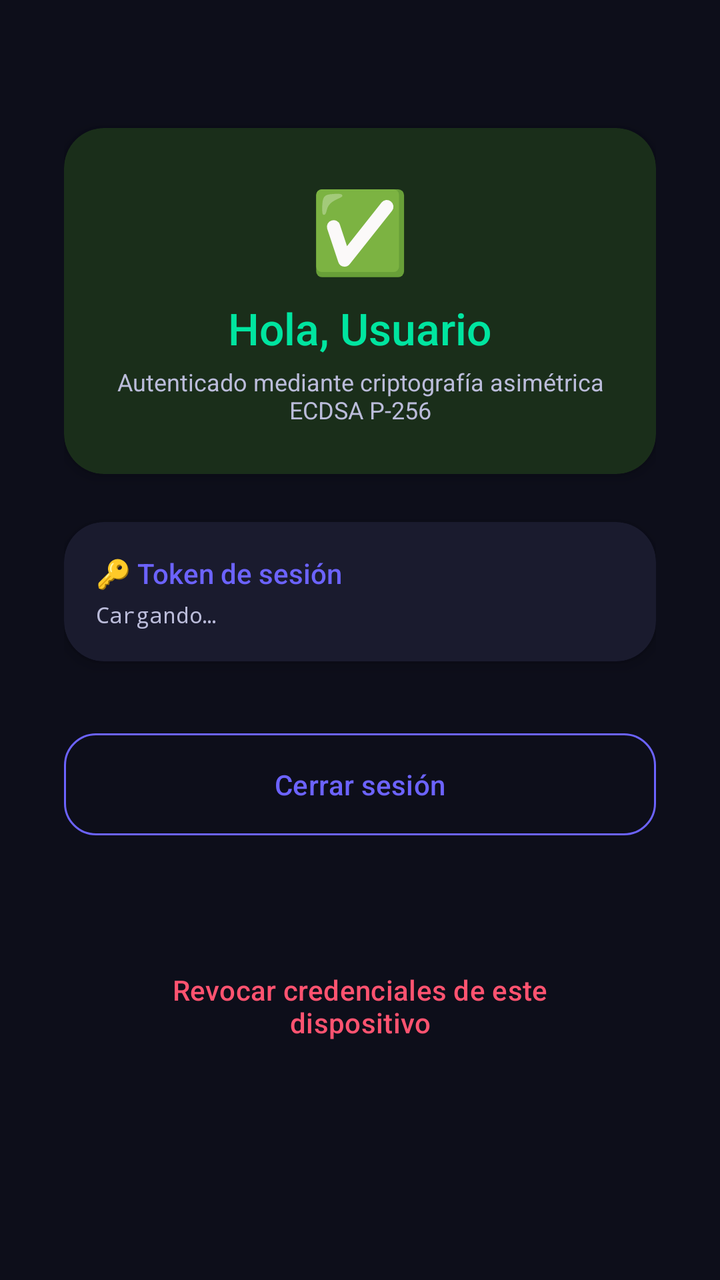
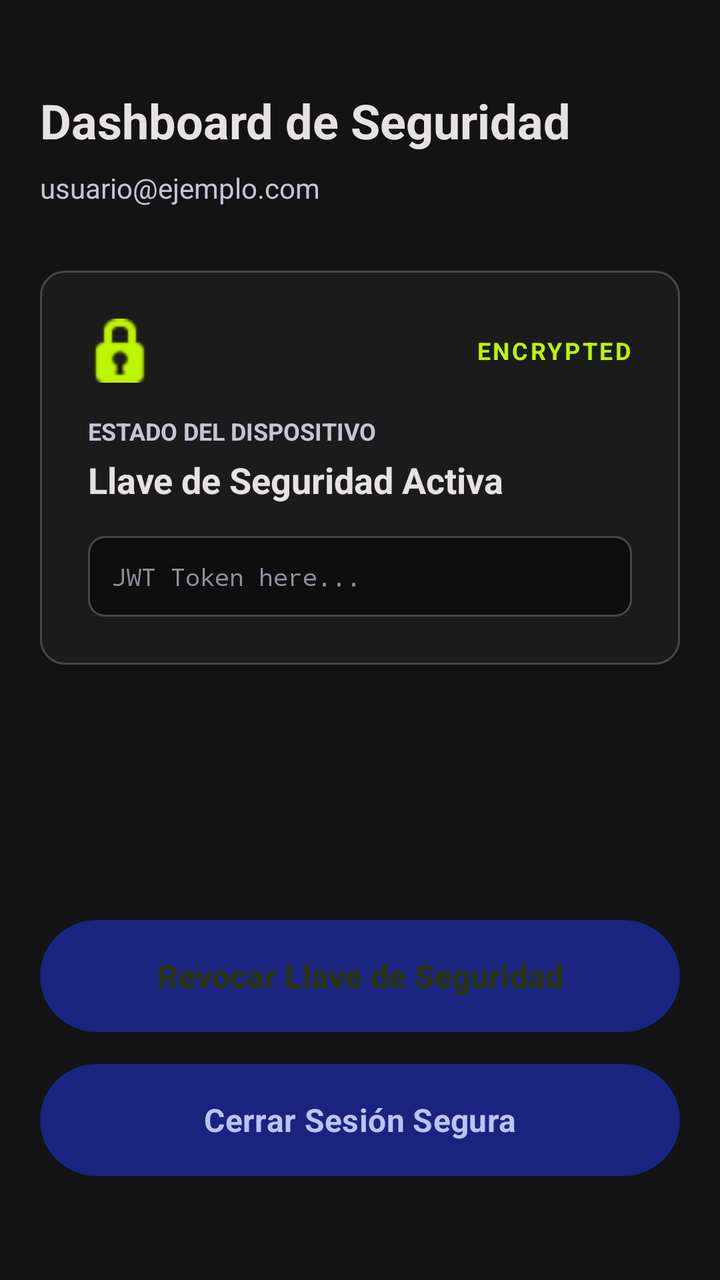

The first picture is an Android layout as it rendered before a commit; the second is the same layout after the commit. The layout source and the unified diff follow.
<!-- AndroidManifest.xml: application theme Theme.PasswordlessApp -->
<!-- res/layout/fragment_home.xml -->
<?xml version="1.0" encoding="utf-8"?>
<ScrollView
    xmlns:android="http://schemas.android.com/apk/res/android"
    xmlns:app="http://schemas.android.com/apk/res-auto"
    android:layout_width="match_parent"
    android:layout_height="match_parent"
    android:background="@color/color_background"
    android:fillViewport="true">

    <androidx.constraintlayout.widget.ConstraintLayout
        android:layout_width="match_parent"
        android:layout_height="wrap_content"
        android:padding="@dimen/spacing_xl">

        
        <com.google.android.material.card.MaterialCardView
            android:id="@+id/card_success"
            style="@style/Widget.App.Card"
            android:layout_width="0dp"
            android:layout_height="wrap_content"
            android:layout_marginTop="@dimen/spacing_xl"
            app:cardBackgroundColor="#1A2E1A"
            app:layout_constraintTop_toTopOf="parent"
            app:layout_constraintStart_toStartOf="parent"
            app:layout_constraintEnd_toEndOf="parent">

            <LinearLayout
                android:layout_width="match_parent"
                android:layout_height="wrap_content"
                android:orientation="vertical"
                android:padding="@dimen/spacing_lg"
                android:gravity="center">

                <TextView
                    android:layout_width="wrap_content"
                    android:layout_height="wrap_content"
                    android:text="✅"
                    android:textSize="40sp" />

                <TextView
                    android:id="@+id/tv_welcome"
                    android:layout_width="wrap_content"
                    android:layout_height="wrap_content"
                    android:text="Hola, Usuario"
                    android:textColor="@color/color_success"
                    android:textSize="22sp"
                    android:fontFamily="sans-serif-medium"
                    android:layout_marginTop="@dimen/spacing_sm" />

                <TextView
                    android:layout_width="wrap_content"
                    android:layout_height="wrap_content"
                    android:text="@string/session_info"
                    android:textColor="@color/color_on_surface"
                    android:textSize="@dimen/text_caption"
                    android:textAlignment="center"
                    android:layout_marginTop="@dimen/spacing_xs" />
            </LinearLayout>
        </com.google.android.material.card.MaterialCardView>

        
        <com.google.android.material.card.MaterialCardView
            android:id="@+id/card_token"
            style="@style/Widget.App.Card"
            android:layout_width="0dp"
            android:layout_height="wrap_content"
            android:layout_marginTop="@dimen/spacing_lg"
            app:layout_constraintTop_toBottomOf="@id/card_success"
            app:layout_constraintStart_toStartOf="parent"
            app:layout_constraintEnd_toEndOf="parent">

            <LinearLayout
                android:layout_width="match_parent"
                android:layout_height="wrap_content"
                android:orientation="vertical"
                android:padding="@dimen/spacing_md">

                <TextView
                    android:layout_width="wrap_content"
                    android:layout_height="wrap_content"
                    android:text="🔑 Token de sesión"
                    android:textColor="@color/color_primary"
                    android:textSize="@dimen/text_body"
                    android:fontFamily="sans-serif-medium" />

                <TextView
                    android:id="@+id/tv_token"
                    android:layout_width="match_parent"
                    android:layout_height="wrap_content"
                    android:text="Cargando…"
                    android:textColor="@color/color_on_surface"
                    android:textSize="11sp"
                    android:fontFamily="monospace"
                    android:layout_marginTop="@dimen/spacing_xs" />
            </LinearLayout>
        </com.google.android.material.card.MaterialCardView>

        
        <Button
            android:id="@+id/btn_logout"
            style="@style/Widget.App.Button.Secondary"
            android:layout_width="0dp"
            android:layout_height="wrap_content"
            android:text="@string/btn_logout"
            android:layout_marginTop="@dimen/spacing_xl"
            app:layout_constraintTop_toBottomOf="@id/card_token"
            app:layout_constraintStart_toStartOf="parent"
            app:layout_constraintEnd_toEndOf="parent" />

        
        <Button
            android:id="@+id/btn_revoke"
            android:layout_width="0dp"
            android:layout_height="wrap_content"
            android:text="@string/btn_revoke"
            android:textColor="@color/color_error"
            android:backgroundTint="@android:color/transparent"
            android:layout_marginTop="@dimen/spacing_sm"
            android:layout_marginBottom="@dimen/spacing_xl"
            app:layout_constraintTop_toBottomOf="@id/btn_logout"
            app:layout_constraintStart_toStartOf="parent"
            app:layout_constraintEnd_toEndOf="parent"
            app:layout_constraintBottom_toBottomOf="parent" />

    </androidx.constraintlayout.widget.ConstraintLayout>
</ScrollView>
<!-- resources referenced by this layout -->
<resources>
  <color name="color_background">#0D0E1A</color>
  <color name="color_error">#FF5370</color>
  <color name="color_on_surface">#BBBCDA</color>
  <color name="color_primary">#6C63FF</color>
  <color name="color_success">#00E5A0</color>
  <dimen name="spacing_lg">24dp</dimen>
  <dimen name="spacing_md">16dp</dimen>
  <dimen name="spacing_sm">8dp</dimen>
  <dimen name="spacing_xl">32dp</dimen>
  <dimen name="spacing_xs">4dp</dimen>
  <dimen name="text_body">14sp</dimen>
  <dimen name="text_caption">12sp</dimen>
  <string name="btn_logout">Cerrar sesión</string>
  <string name="btn_revoke">Revocar credenciales de este dispositivo</string>
  <string name="session_info">Autenticado mediante criptografía asimétrica ECDSA P-256</string>
  <style name="Widget.App.Button.Secondary" parent="Widget.Material3.Button.OutlinedButton">
          <item name="android:textColor">@color/color_primary</item>
          <item name="strokeColor">@color/color_primary</item>
          <item name="cornerRadius">16dp</item>
          <item name="android:paddingTop">16dp</item>
          <item name="android:paddingBottom">16dp</item>
      </style>
  <style name="Widget.App.Card" parent="Widget.Material3.CardView.Elevated">
          <item name="cardBackgroundColor">@color/color_card</item>
          <item name="cardCornerRadius">20dp</item>
          <item name="cardElevation">4dp</item>
      </style>
  <style name="Theme.PasswordlessApp" parent="Theme.Material3.Dark.NoActionBar">
          <item name="colorPrimary">@color/color_primary</item>
          <item name="colorPrimaryVariant">@color/color_primary_variant</item>
          <item name="colorSecondary">@color/color_secondary</item>
          <item name="colorSecondaryVariant">@color/color_secondary_variant</item>
          <item name="android:colorBackground">@color/color_background</item>
          <item name="colorSurface">@color/color_surface</item>
          <item name="colorOnPrimary">@color/color_on_primary</item>
          <item name="colorOnBackground">@color/color_on_background</item>
          <item name="colorOnSurface">@color/color_on_surface</item>
          <item name="colorError">@color/color_error</item>
          <item name="android:statusBarColor">@color/color_background</item>
          <item name="android:navigationBarColor">@color/color_background</item>
          <item name="android:windowLightStatusBar">false</item>
      </style>
  <color name="color_card">#1A1B2E</color>
  <color name="color_primary_variant">#4B44CC</color>
  <color name="color_secondary">#03DAC6</color>
  <color name="color_secondary_variant">#018786</color>
  <color name="color_surface">#161728</color>
  <color name="color_on_primary">#FFFFFF</color>
  <color name="color_on_background">#EAEAF5</color>
</resources>

<!-- the commit's change to res/layout/fragment_home.xml (unified diff, before → after) -->
@@ -1,126 +1,133 @@
 <?xml version="1.0" encoding="utf-8"?>
-<ScrollView
-    xmlns:android="http://schemas.android.com/apk/res/android"
+<androidx.constraintlayout.widget.ConstraintLayout xmlns:android="http://schemas.android.com/apk/res/android"
     xmlns:app="http://schemas.android.com/apk/res-auto"
+    xmlns:tools="http://schemas.android.com/tools"
     android:layout_width="match_parent"
     android:layout_height="match_parent"
-    android:background="@color/color_background"
-    android:fillViewport="true">
+    android:background="@color/vault_background"
+    android:padding="20dp"
+    tools:context=".ui.home.HomeFragment">
 
-    <androidx.constraintlayout.widget.ConstraintLayout
-        android:layout_width="match_parent"
+    
+    <TextView
+        android:id="@+id/tvTitle"
+        android:layout_width="wrap_content"
         android:layout_height="wrap_content"
-        android:padding="@dimen/spacing_xl">
+        android:layout_marginTop="24dp"
+        android:text="Dashboard de Seguridad"
+        android:textColor="@color/vault_on_surface"
+        android:textSize="24sp"
+        android:textStyle="bold"
+        app:layout_constraintStart_toStartOf="parent"
+        app:layout_constraintTop_toTopOf="parent" />
 
-        
-        <com.google.android.material.card.MaterialCardView
-            android:id="@+id/card_success"
-            style="@style/Widget.App.Card"
-            android:layout_width="0dp"
+    <TextView
+        android:id="@+id/tvUserEmail"
+        android:layout_width="wrap_content"
+        android:layout_height="wrap_content"
+        android:layout_marginTop="8dp"
+        android:text="usuario@ejemplo.com"
+        android:textColor="@color/vault_on_surface_variant"
+        android:textSize="14sp"
+        app:layout_constraintStart_toStartOf="parent"
+        app:layout_constraintTop_toBottomOf="@id/tvTitle" />
+
+    
+    <LinearLayout
+        android:id="@+id/cardStatus"
+        android:layout_width="0dp"
+        android:layout_height="wrap_content"
+        android:layout_marginTop="32dp"
+        android:background="@drawable/bg_vault_card"
+        android:orientation="vertical"
+        android:padding="24dp"
+        app:layout_constraintEnd_toEndOf="parent"
+        app:layout_constraintStart_toStartOf="parent"
+        app:layout_constraintTop_toBottomOf="@id/tvUserEmail">
+
+        <RelativeLayout
+            android:layout_width="match_parent"
             android:layout_height="wrap_content"
-            android:layout_marginTop="@dimen/spacing_xl"
-            app:cardBackgroundColor="#1A2E1A"
-            app:layout_constraintTop_toTopOf="parent"
-            app:layout_constraintStart_toStartOf="parent"
-            app:layout_constraintEnd_toEndOf="parent">
+            android:layout_marginBottom="16dp">
+            
+            <ImageView
+                android:layout_width="32dp"
+                android:layout_height="32dp"
+                android:layout_alignParentStart="true"
+                android:src="@android:drawable/ic_secure"
+                app:tint="@color/vault_accent" />
 
-            <LinearLayout
-                android:layout_width="match_parent"
+            <TextView
+                android:layout_width="wrap_content"
                 android:layout_height="wrap_content"
-                android:orientation="vertical"
-                android:padding="@dimen/spacing_lg"
-                android:gravity="center">
+                android:layout_alignParentEnd="true"
+                android:layout_centerVertical="true"
+                android:text="ENCRYPTED"
+                android:textColor="@color/vault_accent"
+                android:textSize="12sp"
+                android:textStyle="bold"
+                android:letterSpacing="0.1" />
+        </RelativeLayout>
 
-                <TextView
-                    android:layout_width="wrap_content"
-                    android:layout_height="wrap_content"
-                    android:text="✅"
-                    android:textSize="40sp" />
+        <TextView
+            android:layout_width="wrap_content"
+            android:layout_height="wrap_content"
+            android:text="ESTADO DEL DISPOSITIVO"
+            android:textColor="@color/vault_on_surface_variant"
+            android:textSize="12sp"
+            android:textStyle="bold"
+            android:layout_marginBottom="4dp" />
 
-                <TextView
-                    android:id="@+id/tv_welcome"
-                    android:layout_width="wrap_content"
-                    android:layout_height="wrap_content"
-                    android:text="Hola, Usuario"
-                    android:textColor="@color/color_success"
-                    android:textSize="22sp"
-                    android:fontFamily="sans-serif-medium"
-                    android:layout_marginTop="@dimen/spacing_sm" />
+        <TextView
+            android:layout_width="wrap_content"
+            android:layout_height="wrap_content"
+            android:text="Llave de Seguridad Activa"
+            android:textColor="@color/vault_on_surface"
+            android:textSize="18sp"
+            android:textStyle="bold" />
+            
+        <TextView
+            android:id="@+id/tvJwtToken"
+            android:layout_width="match_parent"
+            android:layout_height="wrap_content"
+            android:layout_marginTop="16dp"
+            android:background="@drawable/bg_vault_input"
+            android:padding="12dp"
+            android:text="JWT Token here..."
+            android:textColor="@color/vault_outline"
+            android:textSize="12sp"
+            android:fontFamily="monospace"
+            android:maxLines="3"
+            android:ellipsize="end" />
 
-                <TextView
-                    android:layout_width="wrap_content"
-                    android:layout_height="wrap_content"
-                    android:text="@string/session_info"
-                    android:textColor="@color/color_on_surface"
-                    android:textSize="@dimen/text_caption"
-                    android:textAlignment="center"
-                    android:layout_marginTop="@dimen/spacing_xs" />
-            </LinearLayout>
-        </com.google.android.material.card.MaterialCardView>
+    </LinearLayout>
 
-        
-        <com.google.android.material.card.MaterialCardView
-            android:id="@+id/card_token"
-            style="@style/Widget.App.Card"
-            android:layout_width="0dp"
-            android:layout_height="wrap_content"
-            android:layout_marginTop="@dimen/spacing_lg"
-            app:layout_constraintTop_toBottomOf="@id/card_success"
-            app:layout_constraintStart_toStartOf="parent"
-            app:layout_constraintEnd_toEndOf="parent">
+    <Button
+        android:id="@+id/btnRevoke"
+        android:layout_width="0dp"
+        android:layout_height="56dp"
+        android:layout_marginBottom="16dp"
+        android:background="@drawable/btn_vault_accent"
+        android:text="Revocar Llave de Seguridad"
+        android:textColor="@color/vault_on_accent"
+        android:textSize="16sp"
+        android:textStyle="bold"
+        app:layout_constraintBottom_toTopOf="@id/btnLogout"
+        app:layout_constraintEnd_toEndOf="parent"
+        app:layout_constraintStart_toStartOf="parent" />
 
-            <LinearLayout
-                android:layout_width="match_parent"
-                android:layout_height="wrap_content"
-                android:orientation="vertical"
-                android:padding="@dimen/spacing_md">
+    <Button
+        android:id="@+id/btnLogout"
+        android:layout_width="0dp"
+        android:layout_height="56dp"
+        android:layout_marginBottom="32dp"
+        android:background="@drawable/btn_vault_primary"
+        android:text="Cerrar Sesión Segura"
+        android:textColor="@color/vault_on_primary"
+        android:textSize="16sp"
+        android:textStyle="bold"
+        app:layout_constraintBottom_toBottomOf="parent"
+        app:layout_constraintEnd_toEndOf="parent"
+        app:layout_constraintStart_toStartOf="parent" />
 
-                <TextView
-                    android:layout_width="wrap_content"
-                    android:layout_height="wrap_content"
-                    android:text="🔑 Token de sesión"
-                    android:textColor="@color/color_primary"
-                    android:textSize="@dimen/text_body"
-                    android:fontFamily="sans-serif-medium" />
-
-                <TextView
-                    android:id="@+id/tv_token"
-                    android:layout_width="match_parent"
-                    android:layout_height="wrap_content"
-                    android:text="Cargando…"
-                    android:textColor="@color/color_on_surface"
-                    android:textSize="11sp"
-                    android:fontFamily="monospace"
-                    android:layout_marginTop="@dimen/spacing_xs" />
-            </LinearLayout>
-        </com.google.android.material.card.MaterialCardView>
-
-        
-        <Button
-            android:id="@+id/btn_logout"
-            style="@style/Widget.App.Button.Secondary"
-            android:layout_width="0dp"
-            android:layout_height="wrap_content"
-            android:text="@string/btn_logout"
-            android:layout_marginTop="@dimen/spacing_xl"
-            app:layout_constraintTop_toBottomOf="@id/card_token"
-            app:layout_constraintStart_toStartOf="parent"
-            app:layout_constraintEnd_toEndOf="parent" />
-
-        
-        <Button
-            android:id="@+id/btn_revoke"
-            android:layout_width="0dp"
-            android:layout_height="wrap_content"
-            android:text="@string/btn_revoke"
-            android:textColor="@color/color_error"
-            android:backgroundTint="@android:color/transparent"
-            android:layout_marginTop="@dimen/spacing_sm"
-            android:layout_marginBottom="@dimen/spacing_xl"
-            app:layout_constraintTop_toBottomOf="@id/btn_logout"
-            app:layout_constraintStart_toStartOf="parent"
-            app:layout_constraintEnd_toEndOf="parent"
-            app:layout_constraintBottom_toBottomOf="parent" />
-
-    </androidx.constraintlayout.widget.ConstraintLayout>
-</ScrollView>
+</androidx.constraintlayout.widget.ConstraintLayout>
<!-- resource entries referenced after the edit -->
@@ -1,53 +1,92 @@
 <!-- resources referenced by this layout -->
 <resources>
-  <color name="color_background">#0D0E1A</color>
-  <color name="color_error">#FF5370</color>
-  <color name="color_on_surface">#BBBCDA</color>
-  <color name="color_primary">#6C63FF</color>
-  <color name="color_success">#00E5A0</color>
-  <dimen name="spacing_lg">24dp</dimen>
-  <dimen name="spacing_md">16dp</dimen>
-  <dimen name="spacing_sm">8dp</dimen>
-  <dimen name="spacing_xl">32dp</dimen>
-  <dimen name="spacing_xs">4dp</dimen>
-  <dimen name="text_body">14sp</dimen>
-  <dimen name="text_caption">12sp</dimen>
-  <string name="btn_logout">Cerrar sesión</string>
-  <string name="btn_revoke">Revocar credenciales de este dispositivo</string>
-  <string name="session_info">Autenticado mediante criptografía asimétrica ECDSA P-256</string>
-  <style name="Widget.App.Button.Secondary" parent="Widget.Material3.Button.OutlinedButton">
-          <item name="android:textColor">@color/color_primary</item>
-          <item name="strokeColor">@color/color_primary</item>
-          <item name="cornerRadius">16dp</item>
-          <item name="android:paddingTop">16dp</item>
-          <item name="android:paddingBottom">16dp</item>
+  <color name="vault_accent">#bef500</color>
+  <color name="vault_background">#131313</color>
+  <color name="vault_on_accent">#273500</color>
+  <color name="vault_on_primary">#bdc2ff</color>
+  <color name="vault_on_surface">#e5e2e1</color>
+  <color name="vault_on_surface_variant">#c6c5d4</color>
+  <color name="vault_outline">#908f9d</color>
+  <!-- drawable bg_vault_card (drawable) -->
+  <?xml version="1.0" encoding="utf-8"?>
+  <shape xmlns:android="http://schemas.android.com/apk/res/android"
+      android:shape="rectangle">
+      <solid android:color="@color/vault_surface_low" />
+      <stroke android:width="1dp" android:color="@color/vault_outline_variant" />
+      <corners android:radius="12dp" /> 
+  </shape>
+  <!-- drawable bg_vault_input (drawable) -->
+  <?xml version="1.0" encoding="utf-8"?>
+  <selector xmlns:android="http://schemas.android.com/apk/res/android">
+      
+      <item android:state_focused="true">
+          <shape android:shape="rectangle">
+              <solid android:color="@color/vault_surface_lowest" />
+              <stroke android:width="1dp" android:color="@color/vault_accent_dim" />
+              <corners android:radius="8dp" />
+          </shape>
+      </item>
+      
+      <item>
+          <shape android:shape="rectangle">
+              <solid android:color="@color/vault_surface_lowest" />
+              <stroke android:width="1dp" android:color="@color/vault_outline_variant" />
+              <corners android:radius="8dp" />
+          </shape>
+      </item>
+  </selector>
+  <!-- drawable btn_vault_accent (drawable) -->
+  <?xml version="1.0" encoding="utf-8"?>
+  <ripple xmlns:android="http://schemas.android.com/apk/res/android"
+      android:color="#40000000"> 
+      <item>
+          <shape android:shape="rectangle">
+              <solid android:color="@color/vault_accent" />
+              <corners android:radius="28dp" /> 
+          </shape>
+      </item>
+  </ripple>
+  <!-- drawable btn_vault_primary (drawable) -->
+  <?xml version="1.0" encoding="utf-8"?>
+  <ripple xmlns:android="http://schemas.android.com/apk/res/android"
+      android:color="@color/vault_on_primary">
+      <item>
+          <shape android:shape="rectangle">
+              <solid android:color="@color/vault_primary" />
+              <corners android:radius="28dp" /> 
+          </shape>
+      </item>
+  </ripple>
+  <style name="Theme.PasswordlessApp" parent="Base.Theme.PasswordlessApp" />
+  <color name="vault_surface_low">#1c1b1b</color>
+  <color name="vault_outline_variant">#454652</color>
+  <color name="vault_surface_lowest">#0e0e0e</color>
+  <color name="vault_accent_dim">#a6d700</color>
+  <color name="vault_primary">#1a237e</color>
+  <style name="Base.Theme.PasswordlessApp" parent="Theme.Material3.Dark.NoActionBar">
+          
+          <item name="colorPrimary">@color/vault_primary</item>
+          <item name="colorOnPrimary">@color/vault_on_primary</item>
+          <item name="colorPrimaryContainer">@color/vault_primary</item>
+          
+          
+          <item name="colorSecondary">@color/vault_accent</item>
+          <item name="colorOnSecondary">@color/vault_on_accent</item>
+          
+          
+          <item name="android:statusBarColor">@color/vault_background</item>
+          <item name="android:windowLightStatusBar">false</item>
+          <item name="android:navigationBarColor">@color/vault_background</item>
+          
+          
+          <item name="android:windowBackground">@color/vault_background</item>
+          <item name="android:colorBackground">@color/vault_background</item>
+          <item name="colorSurface">@color/vault_surface_low</item>
+          <item name="colorOnSurface">@color/vault_on_surface</item>
+          <item name="colorOnBackground">@color/vault_on_surface</item>
+  
+          
+          <item name="android:fontFamily">sans-serif</item>
       </style>
-  <style name="Widget.App.Card" parent="Widget.Material3.CardView.Elevated">
-          <item name="cardBackgroundColor">@color/color_card</item>
-          <item name="cardCornerRadius">20dp</item>
-          <item name="cardElevation">4dp</item>
-      </style>
-  <style name="Theme.PasswordlessApp" parent="Theme.Material3.Dark.NoActionBar">
-          <item name="colorPrimary">@color/color_primary</item>
-          <item name="colorPrimaryVariant">@color/color_primary_variant</item>
-          <item name="colorSecondary">@color/color_secondary</item>
-          <item name="colorSecondaryVariant">@color/color_secondary_variant</item>
-          <item name="android:colorBackground">@color/color_background</item>
-          <item name="colorSurface">@color/color_surface</item>
-          <item name="colorOnPrimary">@color/color_on_primary</item>
-          <item name="colorOnBackground">@color/color_on_background</item>
-          <item name="colorOnSurface">@color/color_on_surface</item>
-          <item name="colorError">@color/color_error</item>
-          <item name="android:statusBarColor">@color/color_background</item>
-          <item name="android:navigationBarColor">@color/color_background</item>
-          <item name="android:windowLightStatusBar">false</item>
-      </style>
-  <color name="color_card">#1A1B2E</color>
-  <color name="color_primary_variant">#4B44CC</color>
-  <color name="color_secondary">#03DAC6</color>
-  <color name="color_secondary_variant">#018786</color>
-  <color name="color_surface">#161728</color>
-  <color name="color_on_primary">#FFFFFF</color>
-  <color name="color_on_background">#EAEAF5</color>
 </resources>
 
